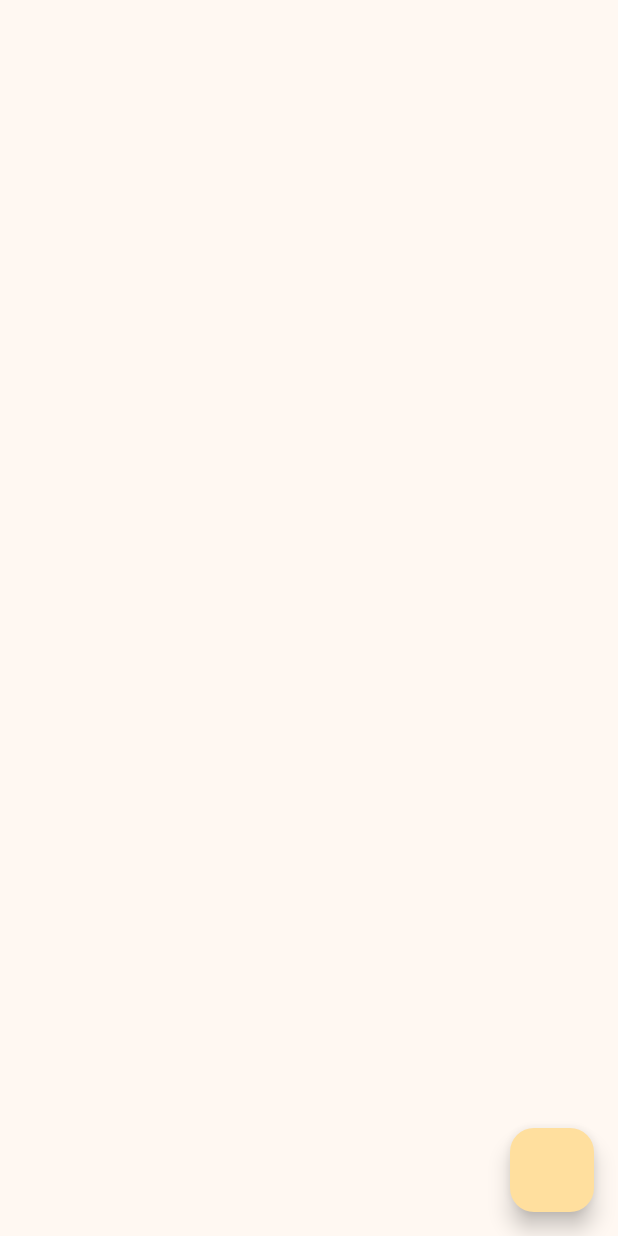
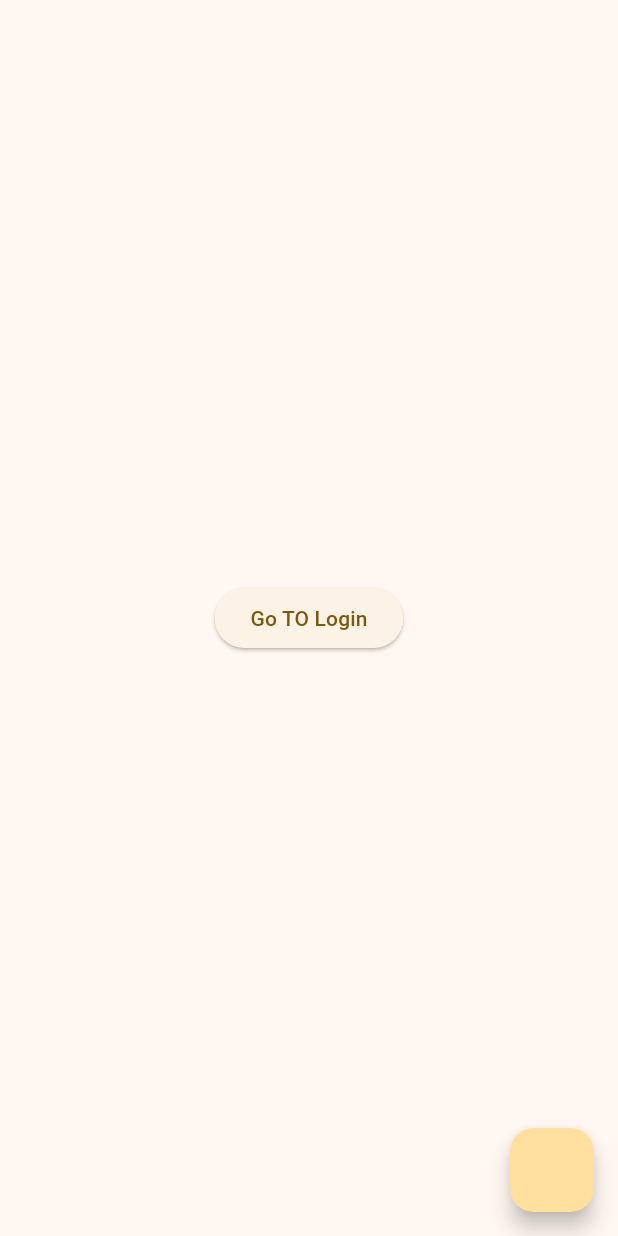
Before and after one commit to Samundra-github/State-Management-With-Getx, a Flutter app: the screen it shows after launch, on a phone screen of 412 x 824 dp. Run offline on Flutter 3.47's test engine with Material 2 defaults, Android fonts, the phone set to English and light mode, and no system bars; our stand-ins replace font_awesome_flutter, get, image_picker.

Commit message:
Day 8:- Navigation & Routes

```diff
--- a/lib/main.dart
+++ b/lib/main.dart
@@ -1,4 +1,5 @@
 import 'package:flutter/material.dart';
+import 'package:flutter_application_1/mvvm/res/routes/routes.dart';
 import 'package:flutter_application_1/mvvm/view/splash_screen.dart';
 // import 'package:flutter_application_1/Basic%20Getx%20Practice/home_screen.dart';
 import 'package:get/get.dart';
@@ -34,6 +35,7 @@ class MyApp extends StatelessWidget {
         useMaterial3: true,
       ),
       home: const SplashScreen(),
+      getPages: AppRoutes.appRoutes(),
       // translations: Languages(),
       // locale: const Locale('en', 'US'),
 
--- a/lib/mvvm/data/network/base_api_services.dart
+++ b/lib/mvvm/data/network/base_api_services.dart
@@ -1,4 +1,4 @@
 abstract class BaseApiServices {
-  Future<dynamic> getApi(String Url);
-  Future<dynamic> postApi(dynamic data, String Url);
+  Future<dynamic> getApi(String url);
+  Future<dynamic> postApi(dynamic data, String url);
 }
--- a/lib/mvvm/res/routes/routes.dart
+++ b/lib/mvvm/res/routes/routes.dart
@@ -0,0 +1,21 @@
+import 'package:flutter_application_1/mvvm/res/routes/routes_name.dart';
+import 'package:flutter_application_1/mvvm/view/login_screen.dart';
+import 'package:flutter_application_1/mvvm/view/splash_screen.dart';
+import 'package:get/get.dart';
+
+class AppRoutes {
+  static appRoutes() => [
+        GetPage(
+          name: RouteName.splashScreen,
+          page: () => const SplashScreen(),
+          transitionDuration: const Duration(milliseconds: 250),
+          transition: Transition.leftToRight,
+        ),
+        GetPage(
+          name: RouteName.loginScreen,
+          page: () => const LoginScreen(),
+          transitionDuration: const Duration(milliseconds: 250),
+          transition: Transition.rightToLeft,
+        ),
+      ];
+}
--- a/lib/mvvm/res/routes/routes_name.dart
+++ b/lib/mvvm/res/routes/routes_name.dart
@@ -0,0 +1,4 @@
+class RouteName {
+  static const String splashScreen = '/spash_screen';
+  static const String loginScreen = '/login_screen';
+}
--- a/lib/mvvm/view/splash_screen.dart
+++ b/lib/mvvm/view/splash_screen.dart
@@ -1,5 +1,7 @@
 import 'package:flutter/material.dart';
 import 'package:flutter_application_1/mvvm/data/app_exception.dart';
+import 'package:flutter_application_1/mvvm/res/routes/routes_name.dart';
+import 'package:get/get.dart';
 
 class SplashScreen extends StatefulWidget {
   const SplashScreen({super.key});
@@ -12,7 +14,13 @@ class _SplashScreenState extends State<SplashScreen> {
   @override
   Widget build(BuildContext context) {
     return Scaffold(
-      body: Container(),
+      body: Center(
+        child: ElevatedButton(
+            onPressed: () {
+              Get.toNamed(RouteName.loginScreen);
+            },
+            child: const Text('Go TO Login')),
+      ),
       floatingActionButton: FloatingActionButton(onPressed: () {
         throw ServerException('Server Failed');
       }),
```
Also changed, not shown: lib/mvvm/data/network/network_api.dart (+6 -6 lines), lib/mvvm/view/login_screen.dart (added, +48 -0 lines).
